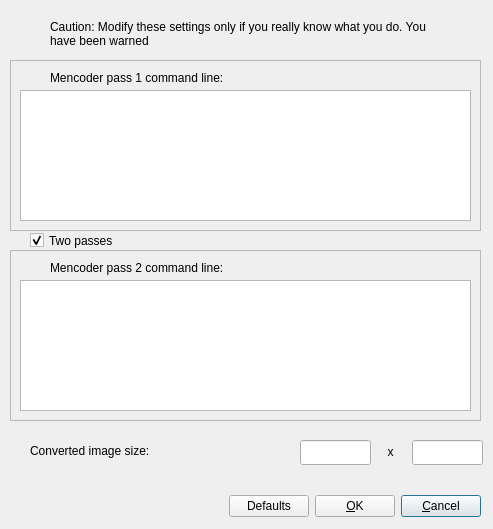
This is GUI/Preferences.ui in willfurnass/video4fuze as Qt 5 draws it before an edit. The edited form follows.
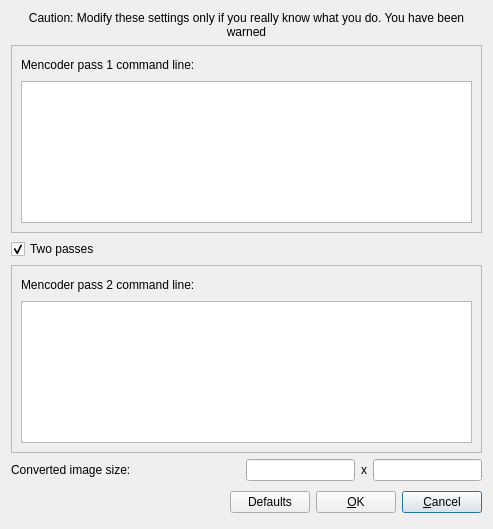
This is the edited form. Icons and pictures are not drawn.

What changed in the file:
```diff
--- a/GUI/Preferences.ui
+++ b/GUI/Preferences.ui
@@ -17,15 +17,183 @@
    <iconset resource="../video4fuze.qrc">
     <normaloff>:/icons/blue.png</normaloff>:/icons/blue.png</iconset>
   </property>
-  <widget class="QWidget" name="layoutWidget">
-   <property name="geometry">
-    <rect>
-     <x>130</x>
-     <y>490</y>
-     <width>351</width>
-     <height>33</height>
-    </rect>
-   </property>
+  <layout class="QVBoxLayout" name="verticalLayout_3">
+   <item>
+    <widget class="QLabel" name="label_3">
+     <property name="text">
+      <string>Caution: Modify these settings only if you really know what you do. You have been warned</string>
+     </property>
+     <property name="scaledContents">
+      <bool>false</bool>
+     </property>
+     <property name="alignment">
+      <set>Qt::AlignCenter</set>
+     </property>
+     <property name="wordWrap">
+      <bool>true</bool>
+     </property>
+    </widget>
+   </item>
+   <item>
+    <widget class="QFrame" name="frame_2">
+     <property name="enabled">
+      <bool>true</bool>
+     </property>
+     <property name="frameShape">
+      <enum>QFrame::StyledPanel</enum>
+     </property>
+     <property name="frameShadow">
+      <enum>QFrame::Raised</enum>
+     </property>
+     <layout class="QVBoxLayout" name="verticalLayout">
+      <item>
+       <layout class="QHBoxLayout" name="horizontalLayout_3">
+        <item>
+         <widget class="QLabel" name="label">
+          <property name="text">
+           <string>Mencoder pass 1 command line:</string>
+          </property>
+         </widget>
+        </item>
+        <item>
+         <spacer name="horizontalSpacer">
+          <property name="orientation">
+           <enum>Qt::Horizontal</enum>
+          </property>
+          <property name="sizeHint" stdset="0">
+           <size>
+            <width>40</width>
+            <height>20</height>
+           </size>
+          </property>
+         </spacer>
+        </item>
+       </layout>
+      </item>
+      <item>
+       <widget class="QPlainTextEdit" name="mencoderpass1Edit">
+        <property name="plainText">
+         <string/>
+        </property>
+       </widget>
+      </item>
+     </layout>
+    </widget>
+   </item>
+   <item>
+    <layout class="QHBoxLayout" name="horizontalLayout">
+     <item>
+      <widget class="QCheckBox" name="Pass2Check">
+       <property name="text">
+        <string>Two passes</string>
+       </property>
+       <property name="checked">
+        <bool>true</bool>
+       </property>
+      </widget>
+     </item>
+     <item>
+      <spacer name="horizontalSpacer_3">
+       <property name="orientation">
+        <enum>Qt::Horizontal</enum>
+       </property>
+       <property name="sizeHint" stdset="0">
+        <size>
+         <width>40</width>
+         <height>20</height>
+        </size>
+       </property>
+      </spacer>
+     </item>
+    </layout>
+   </item>
+   <item>
+    <widget class="QFrame" name="frame">
+     <property name="enabled">
+      <bool>true</bool>
+     </property>
+     <property name="frameShape">
+      <enum>QFrame::StyledPanel</enum>
+     </property>
+     <property name="frameShadow">
+      <enum>QFrame::Raised</enum>
+     </property>
+     <layout class="QVBoxLayout" name="verticalLayout_2">
+      <item>
+       <layout class="QHBoxLayout" name="horizontalLayout_2">
+        <item>
+         <widget class="QLabel" name="label_2">
+          <property name="text">
+           <string>Mencoder pass 2 command line:</string>
+          </property>
+         </widget>
+        </item>
+        <item>
+         <spacer name="horizontalSpacer_2">
+          <property name="orientation">
+           <enum>Qt::Horizontal</enum>
+          </property>
+          <property name="sizeHint" stdset="0">
+           <size>
+            <width>40</width>
+            <height>20</height>
+           </size>
+          </property>
+         </spacer>
+        </item>
+       </layout>
+      </item>
+      <item>
+       <widget class="QPlainTextEdit" name="mencoderpass2Edit">
+        <property name="plainText">
+         <string/>
+        </property>
+       </widget>
+      </item>
+     </layout>
+    </widget>
+   </item>
+   <item>
+    <layout class="QHBoxLayout" name="horizontalLayout_4">
+     <item>
+      <widget class="QLabel" name="label_4">
+       <property name="text">
+        <string>Converted image size:</string>
+       </property>
+      </widget>
+     </item>
+     <item>
+      <spacer name="horizontalSpacer_4">
+       <property name="orientation">
+        <enum>Qt::Horizontal</enum>
+       </property>
+       <property name="sizeHint" stdset="0">
+        <size>
+         <width>40</width>
+         <height>20</height>
+        </size>
+       </property>
+      </spacer>
+     </item>
+     <item>
+      <widget class="QLineEdit" name="Wiline"/>
+     </item>
+     <item>
+      <widget class="QLabel" name="label_5">
+       <property name="text">
+        <string>x</string>
+       </property>
+       <property name="alignment">
+        <set>Qt::AlignCenter</set>
+       </property>
+      </widget>
+     </item>
+     <item>
+      <widget class="QLineEdit" name="Heline"/>
+     </item>
+    </layout>
+   </item>
+   <item>
    <layout class="QHBoxLayout">
     <property name="spacing">
      <number>6</number>
@@ -77,184 +245,8 @@
      </widget>
     </item>
    </layout>
-  </widget>
-  <widget class="QLabel" name="label_3">
-   <property name="geometry">
-    <rect>
-     <x>50</x>
-     <y>20</y>
-     <width>391</width>
-     <height>41</height>
-    </rect>
-   </property>
-   <property name="text">
-    <string>Caution: Modify these settings only if you really know what you do. You have been warned</string>
-   </property>
-   <property name="scaledContents">
-    <bool>false</bool>
-   </property>
-   <property name="alignment">
-    <set>Qt::AlignLeading|Qt::AlignLeft|Qt::AlignTop</set>
-   </property>
-   <property name="wordWrap">
-    <bool>true</bool>
-   </property>
-  </widget>
-  <widget class="QCheckBox" name="Pass2Check">
-   <property name="geometry">
-    <rect>
-     <x>30</x>
-     <y>230</y>
-     <width>111</width>
-     <height>21</height>
-    </rect>
-   </property>
-   <property name="text">
-    <string>Two passes</string>
-   </property>
-   <property name="checked">
-    <bool>true</bool>
-   </property>
-  </widget>
-  <widget class="QFrame" name="frame">
-   <property name="enabled">
-    <bool>true</bool>
-   </property>
-   <property name="geometry">
-    <rect>
-     <x>10</x>
-     <y>250</y>
-     <width>471</width>
-     <height>171</height>
-    </rect>
-   </property>
-   <property name="frameShape">
-    <enum>QFrame::StyledPanel</enum>
-   </property>
-   <property name="frameShadow">
-    <enum>QFrame::Raised</enum>
-   </property>
-   <widget class="QLabel" name="label_2">
-    <property name="geometry">
-     <rect>
-      <x>40</x>
-      <y>10</y>
-      <width>401</width>
-      <height>16</height>
-     </rect>
-    </property>
-    <property name="text">
-     <string>Mencoder pass 2 command line:</string>
-    </property>
-   </widget>
-   <widget class="QPlainTextEdit" name="mencoderpass2Edit">
-    <property name="geometry">
-     <rect>
-      <x>10</x>
-      <y>30</y>
-      <width>451</width>
-      <height>131</height>
-     </rect>
-    </property>
-    <property name="plainText">
-     <string/>
-    </property>
-   </widget>
-  </widget>
-  <widget class="QFrame" name="frame_2">
-   <property name="enabled">
-    <bool>true</bool>
-   </property>
-   <property name="geometry">
-    <rect>
-     <x>10</x>
-     <y>60</y>
-     <width>471</width>
-     <height>171</height>
-    </rect>
-   </property>
-   <property name="frameShape">
-    <enum>QFrame::StyledPanel</enum>
-   </property>
-   <property name="frameShadow">
-    <enum>QFrame::Raised</enum>
-   </property>
-   <widget class="QPlainTextEdit" name="mencoderpass1Edit">
-    <property name="geometry">
-     <rect>
-      <x>10</x>
-      <y>30</y>
-      <width>451</width>
-      <height>131</height>
-     </rect>
-    </property>
-    <property name="plainText">
-     <string/>
-    </property>
-   </widget>
-   <widget class="QLabel" name="label">
-    <property name="geometry">
-     <rect>
-      <x>40</x>
-      <y>10</y>
-      <width>401</width>
-      <height>16</height>
-     </rect>
-    </property>
-    <property name="text">
-     <string>Mencoder pass 1 command line:</string>
-    </property>
-   </widget>
-  </widget>
-  <widget class="QLabel" name="label_4">
-   <property name="geometry">
-    <rect>
-     <x>30</x>
-     <y>430</y>
-     <width>261</width>
-     <height>41</height>
-    </rect>
-   </property>
-   <property name="text">
-    <string>Converted image size:</string>
-   </property>
-  </widget>
-  <widget class="QLineEdit" name="Wiline">
-   <property name="geometry">
-    <rect>
-     <x>300</x>
-     <y>440</y>
-     <width>71</width>
-     <height>25</height>
-    </rect>
-   </property>
-  </widget>
-  <widget class="QLineEdit" name="Heline">
-   <property name="geometry">
-    <rect>
-     <x>412</x>
-     <y>440</y>
-     <width>71</width>
-     <height>25</height>
-    </rect>
-   </property>
-  </widget>
-  <widget class="QLabel" name="label_5">
-   <property name="geometry">
-    <rect>
-     <x>370</x>
-     <y>436</y>
-     <width>41</width>
-     <height>31</height>
-    </rect>
-   </property>
-   <property name="text">
-    <string>x</string>
-   </property>
-   <property name="alignment">
-    <set>Qt::AlignCenter</set>
-   </property>
-  </widget>
+   </item>
+  </layout>
  </widget>
  <resources>
   <include location="../video4fuze.qrc"/>
```
Lines whose indentation alone changed are shown as unchanged.
